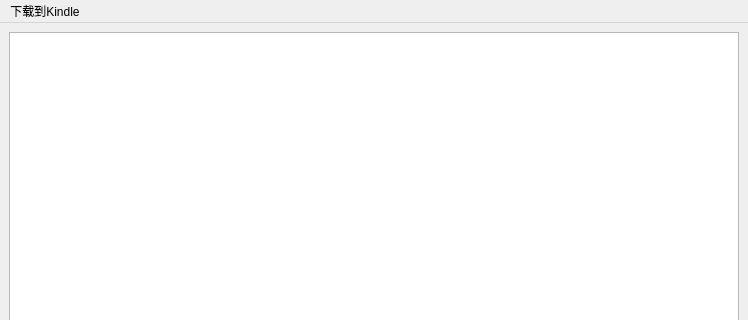
avplayer/tianya, file src/novelviewer.ui: the form before one commit; both pictures show x 0 to 748 and y 0 to 320 of the 748 by 473 pixel window.
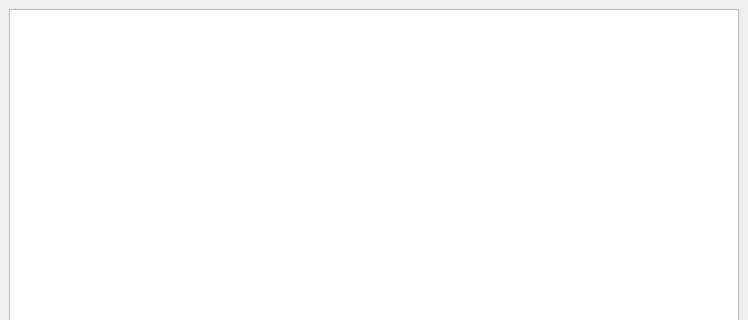
The form after the commit.

```diff
--- a/src/novelviewer.ui
+++ b/src/novelviewer.ui
@@ -33,12 +33,6 @@
      <height>30</height>
     </rect>
    </property>
-   <widget class="QMenu" name="menu_Kindle">
-    <property name="title">
-     <string>下载到Kindle</string>
-    </property>
-   </widget>
-   <addaction name="menu_Kindle"/>
   </widget>
   <widget class="QStatusBar" name="statusbar"/>
  </widget>
```
